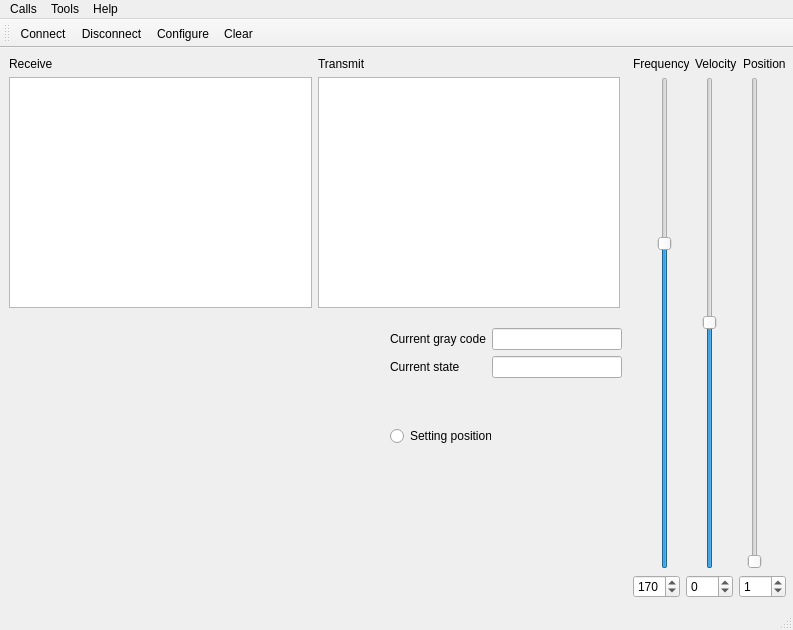
Qt form mainwindow.ui (RunoVj/Terminal) before a commit.
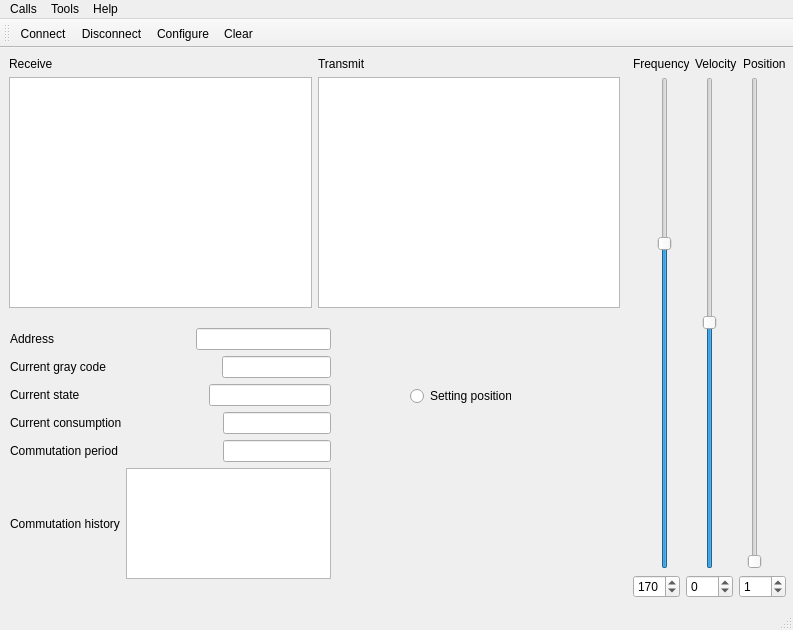
The same form after that commit. Icons and pictures are not drawn.

Commit message: Added control parameter views

Diff of the .ui file:
```diff
--- a/mainwindow.ui
+++ b/mainwindow.ui
@@ -189,16 +189,60 @@
      </item>
     </layout>
    </widget>
-   <widget class="QWidget" name="layoutWidget">
+   <widget class="QRadioButton" name="radioButton">
     <property name="geometry">
      <rect>
-      <x>390</x>
+      <x>410</x>
+      <y>340</y>
+      <width>101</width>
+      <height>16</height>
+     </rect>
+    </property>
+    <property name="text">
+     <string>Setting position</string>
+    </property>
+   </widget>
+   <widget class="QWidget" name="">
+    <property name="geometry">
+     <rect>
+      <x>10</x>
       <y>280</y>
-      <width>232</width>
-      <height>52</height>
+      <width>321</width>
+      <height>251</height>
      </rect>
     </property>
     <layout class="QVBoxLayout" name="verticalLayout_3">
+     <item>
+      <layout class="QHBoxLayout" name="horizontalLayout_9">
+       <item>
+        <widget class="QLabel" name="label_Address">
+         <property name="text">
+          <string>Address</string>
+         </property>
+        </widget>
+       </item>
+       <item>
+        <spacer name="horizontalSpacer_Address">
+         <property name="orientation">
+          <enum>Qt::Horizontal</enum>
+         </property>
+         <property name="sizeHint" stdset="0">
+          <size>
+           <width>40</width>
+           <height>20</height>
+          </size>
+         </property>
+        </spacer>
+       </item>
+       <item>
+        <widget class="QLineEdit" name="lineEditAddress">
+         <property name="readOnly">
+          <bool>true</bool>
+         </property>
+        </widget>
+       </item>
+      </layout>
+     </item>
      <item>
       <layout class="QHBoxLayout" name="horizontalLayout_6">
        <item>
@@ -208,6 +252,19 @@
          </property>
         </widget>
        </item>
+       <item>
+        <spacer name="horizontalSpacer_GrayCode">
+         <property name="orientation">
+          <enum>Qt::Horizontal</enum>
+         </property>
+         <property name="sizeHint" stdset="0">
+          <size>
+           <width>40</width>
+           <height>20</height>
+          </size>
+         </property>
+        </spacer>
+       </item>
        <item>
         <widget class="QLineEdit" name="lineEditGrayCode">
          <property name="readOnly">
@@ -222,10 +279,23 @@
        <item>
         <widget class="QLabel" name="label_7">
          <property name="text">
-          <string>Current state        </string>
+          <string>Current state</string>
          </property>
         </widget>
        </item>
+       <item>
+        <spacer name="horizontalSpacer_State">
+         <property name="orientation">
+          <enum>Qt::Horizontal</enum>
+         </property>
+         <property name="sizeHint" stdset="0">
+          <size>
+           <width>40</width>
+           <height>20</height>
+          </size>
+         </property>
+        </spacer>
+       </item>
        <item>
         <widget class="QLineEdit" name="lineEditState">
          <property name="readOnly">
@@ -235,21 +305,103 @@
        </item>
       </layout>
      </item>
+     <item>
+      <layout class="QHBoxLayout" name="horizontalLayout_11">
+       <item>
+        <widget class="QLabel" name="label_Current">
+         <property name="text">
+          <string>Current consumption</string>
+         </property>
+        </widget>
+       </item>
+       <item>
+        <spacer name="horizontalSpacer_Current">
+         <property name="orientation">
+          <enum>Qt::Horizontal</enum>
+         </property>
+         <property name="sizeHint" stdset="0">
+          <size>
+           <width>40</width>
+           <height>20</height>
+          </size>
+         </property>
+        </spacer>
+       </item>
+       <item>
+        <widget class="QLineEdit" name="lineEditCurrent">
+         <property name="text">
+          <string/>
+         </property>
+         <property name="readOnly">
+          <bool>true</bool>
+         </property>
+        </widget>
+       </item>
+      </layout>
+     </item>
+     <item>
+      <layout class="QHBoxLayout" name="horizontalLayout_10">
+       <item>
+        <widget class="QLabel" name="label_CommutationPeriod">
+         <property name="text">
+          <string>Commutation period</string>
+         </property>
+        </widget>
+       </item>
+       <item>
+        <spacer name="horizontalSpacer_CommutationPeriod">
+         <property name="orientation">
+          <enum>Qt::Horizontal</enum>
+         </property>
+         <property name="sizeHint" stdset="0">
+          <size>
+           <width>40</width>
+           <height>20</height>
+          </size>
+         </property>
+        </spacer>
+       </item>
+       <item>
+        <widget class="QLineEdit" name="lineEditCommutationPeriod">
+         <property name="text">
+          <string/>
+         </property>
+         <property name="readOnly">
+          <bool>true</bool>
+         </property>
+        </widget>
+       </item>
+      </layout>
+     </item>
+     <item>
+      <layout class="QHBoxLayout" name="horizontalLayout_12">
+       <item>
+        <widget class="QLabel" name="label_History">
+         <property name="text">
+          <string>Commutation history</string>
+         </property>
+        </widget>
+       </item>
+       <item>
+        <spacer name="horizontalSpacer_CommutationPeriod_2">
+         <property name="orientation">
+          <enum>Qt::Horizontal</enum>
+         </property>
+         <property name="sizeHint" stdset="0">
+          <size>
+           <width>40</width>
+           <height>20</height>
+          </size>
+         </property>
+        </spacer>
+       </item>
+       <item>
+        <widget class="QPlainTextEdit" name="plainTextEditHistory"/>
+       </item>
+      </layout>
+     </item>
     </layout>
    </widget>
-   <widget class="QRadioButton" name="radioButton">
-    <property name="geometry">
-     <rect>
-      <x>390</x>
-      <y>380</y>
-      <width>101</width>
-      <height>16</height>
-     </rect>
-    </property>
-    <property name="text">
-     <string>Setting position</string>
-    </property>
-   </widget>
   </widget>
   <widget class="QMenuBar" name="menubar">
    <property name="geometry">
```
Left out of the diff: 4 changed lines with no effect on the pictures. The commit also changes 1 other file.
